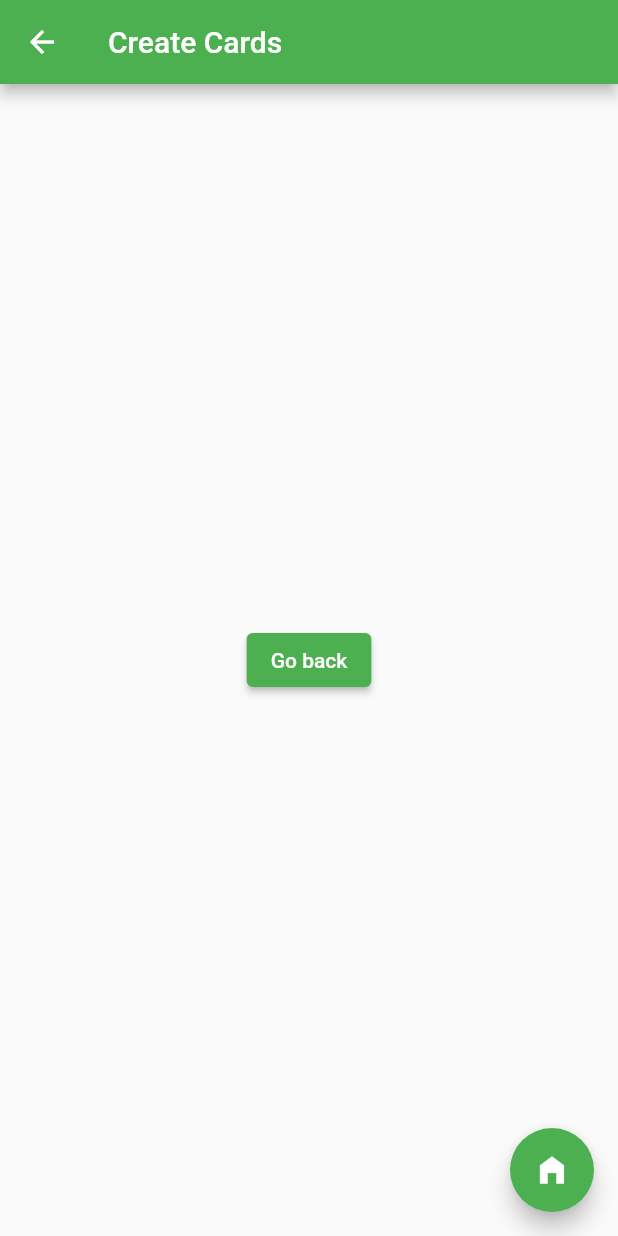
After one commit to z33p/one-study-mobile, a Flutter app: the CreateCard screen opened directly, on a phone screen of 412 x 824 dp. The commit adds this screen. Run offline on Flutter 3.47's test engine with Material 2 defaults, Android fonts, the phone set to English and light mode, and no system bars; our stand-ins replace flutter_speed_dial, sqflite; accounts and stored records are empty.

Commit message:
feat: adds navigations throught screens

```diff
--- /dev/null
+++ b/lib/screens/create_card.dart
@@ -0,0 +1,30 @@
+import "package:flutter/material.dart";
+
+class CreateCard extends StatefulWidget {
+  @override
+  _CreateCardState createState() => _CreateCardState();
+}
+
+class _CreateCardState extends State<CreateCard> {
+  @override
+  Widget build(BuildContext context) {
+    return Scaffold(
+      appBar: AppBar(
+        title: Text("Create Cards"),
+      ),
+      floatingActionButton: FloatingActionButton(
+        child: Icon(Icons.home_filled),
+        onPressed: () {},
+      ),
+      body: Center(
+        child: ElevatedButton(
+          child: Text("Go back"),
+          onPressed: () {
+            // Navigate to second route when tapped.
+            Navigator.pop(context);
+          },
+        ),
+      ),
+    );
+  }
+}
```
Also changed, not shown: lib/screens/create_deck.dart (added, +26 -0 lines), lib/screens/home/widgets/speed_dial_floating_button.dart (+14 -2 lines).
